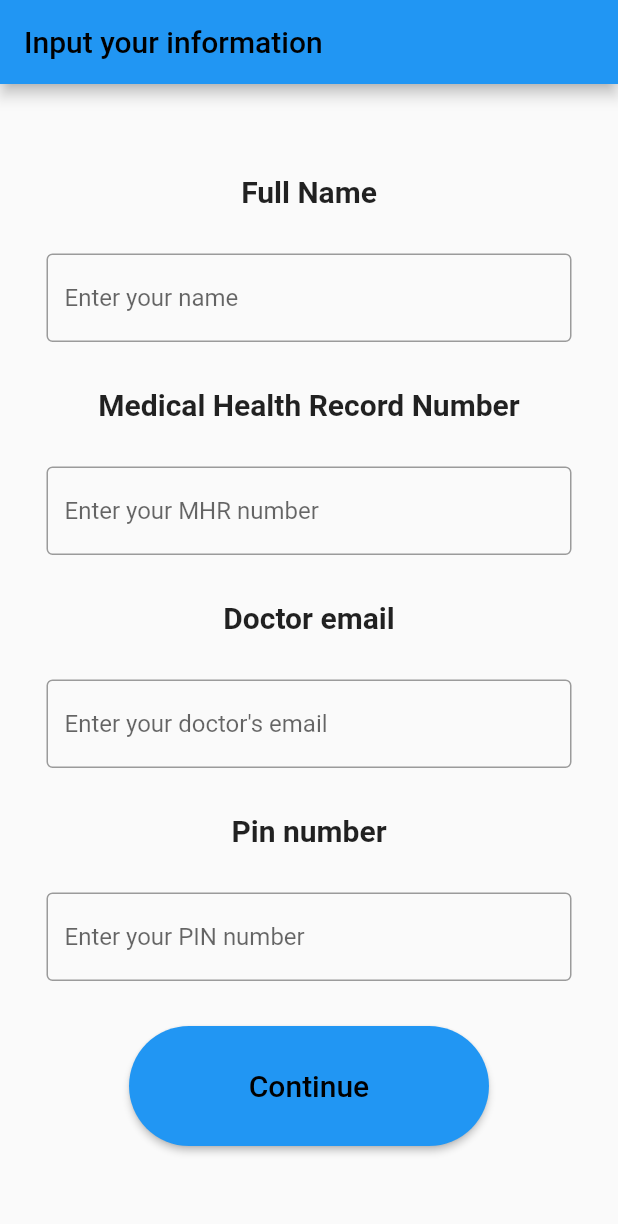
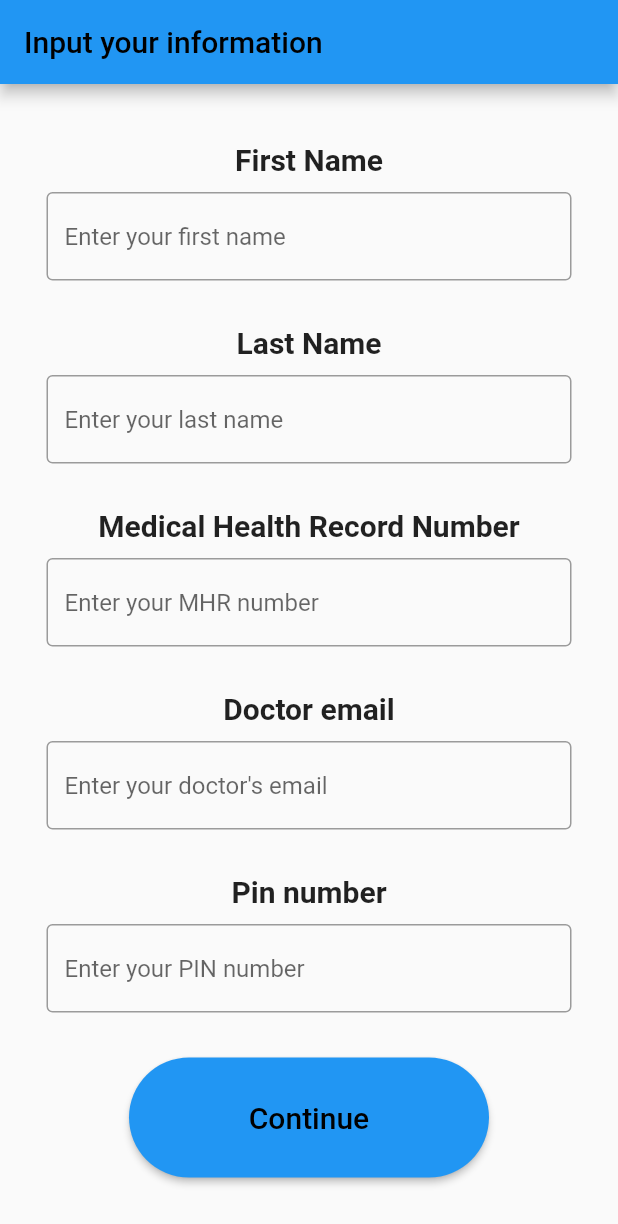
Before and after one commit to anamees23/GERD_app, a Flutter app: the screen it shows after launch, on a phone screen of 412 x 824 dp. Shown: the top 1224 px of the screen. Run offline on Flutter 3.47's test engine with Material 2 defaults, Android fonts, the phone set to English and light mode, and no system bars; our stand-ins replace firebase_core, firebase_messaging, shared_preferences; accounts and stored records are empty.

Commit message:
First & last name

```diff
--- a/lib/main.dart
+++ b/lib/main.dart
@@ -98,7 +98,9 @@ class PinScreen extends StatefulWidget {
 
 class _PinScreenState extends State<PinScreen> {
   final PinDelay = 2;
-  String name = "No Value";
+  //First and last
+  String firstname = "No Value";
+  String lastname = "No Value";
   String mhr = "No Value";
   String email = "No Value";
   String pin = "No Value";
@@ -142,22 +144,22 @@ class _PinScreenState extends State<PinScreen> {
             mainAxisAlignment: MainAxisAlignment.center,
             children: <Widget>[
               const Text(
-                'Full Name',
+                'First Name',
                 style: TextStyle(fontSize: 20, fontWeight: FontWeight.w700),
                 textAlign: TextAlign.center,
               ),
               SizedBox(
                 //Use of SizedBox
-                height: 30,
+                height: 10,
               ),
         Container(
             width: 350.0,
             child:TextField(
                 decoration: InputDecoration(
                   border: OutlineInputBorder(),
-                  hintText: 'Enter your name',
+                  hintText: 'Enter your first name',
                 ),
-              onChanged: (value) => name = value,
+              onChanged: (value) => firstname = value,
               ),
         ),
               SizedBox(
@@ -166,13 +168,36 @@ class _PinScreenState extends State<PinScreen> {
               ),
               //Text(text),
               const Text(
+                'Last Name',
+                style: TextStyle(fontSize: 20, fontWeight: FontWeight.w700),
+                textAlign: TextAlign.center,
+              ),
+              SizedBox(
+                //Use of SizedBox
+                height: 10,
+              ),
+              Container(
+                width: 350.0,
+                child:TextField(
+                  decoration: InputDecoration(
+                    border: OutlineInputBorder(),
+                    hintText: 'Enter your last name',
+                  ),
+                  onChanged: (value) => lastname = value,
+                ),
+              ),
+              SizedBox(
+                //Use of SizedBox
+                height: 30,
+              ),
+              const Text(
                 'Medical Health Record Number',
                 style: TextStyle(fontSize: 20, fontWeight: FontWeight.w700),
                 textAlign: TextAlign.center,
               ),
               SizedBox(
                 //Use of SizedBox
-                height: 30,
+                height: 10,
               ),
         Container(
             width: 350.0,
@@ -195,7 +220,7 @@ class _PinScreenState extends State<PinScreen> {
               ),
               SizedBox(
                 //Use of SizedBox
-                height: 30,
+                height: 10,
               ),
         Container(
             width: 350.0,
@@ -218,7 +243,7 @@ class _PinScreenState extends State<PinScreen> {
               ),
               SizedBox(
                 //Use of SizedBox
-                height: 30,
+                height: 10,
               ),
         Container(
             width: 350.0,
@@ -245,8 +270,10 @@ class _PinScreenState extends State<PinScreen> {
                     context,
                     MaterialPageRoute(builder: (context) => const SecondScreen()),
                   );
-                  print(name);
-                  print(mhr);
+
+                  //timestamp here
+                  //print(name);
+                  //print(mhr);
                 },
                 child: const Text('Continue',
                     style: TextStyle(
```
